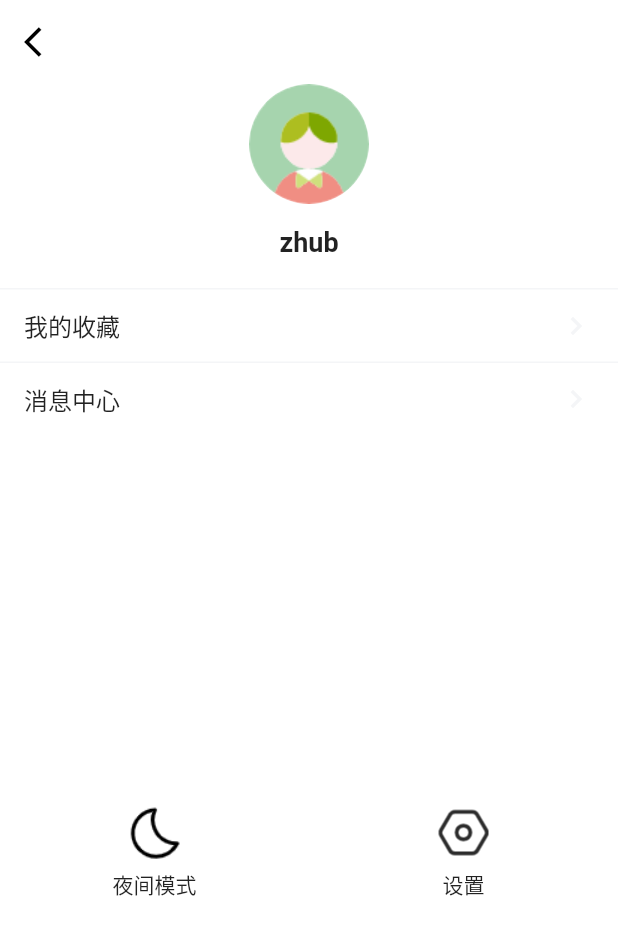
After one commit to zb1006801184/zhihudaily-flutter, a Flutter app: the Mine screen opened by its route, on a phone screen of 412 x 824 dp. The commit adds this screen. Shown: the top 935 px of the screen. Run offline on Flutter 3.47's test engine with Material 2 defaults, Android fonts, the phone set to English and light mode, and no system bars; our stand-ins replace dio, flutter_easyrefresh, flutter_swiper, fluttertoast, shared_preferences, webview_flutter; accounts and stored records are empty; network calls fail.

Commit message:
完善个人中心

```diff
--- a/lib/routes.dart
+++ b/lib/routes.dart
@@ -1,10 +1,14 @@
 import 'package:flutter/material.dart';
 import './routes/root.dart';
 import 'routes/news_detail.dart';
+import 'routes/mine.dart';
+import 'routes/mine_message.dart';
 
 final routes = {
   '/root': (context, {arguments}) => Root(),
   '/NewsDetail': (context, {arguments}) => NewsDetail(),
+  '/Mine': (context, {arguments}) => Mine(),
+  '/MineMessage': (context, {arguments}) => MineMessage(),
 };
 
 var onGenerateRoute = (RouteSettings settings) {
--- /dev/null
+++ b/lib/routes/mine.dart
@@ -0,0 +1,145 @@
+import 'package:flutter/material.dart';
+import '../unitls/nav_bar_config.dart';
+import '../unitls/global.dart';
+
+class Mine extends StatefulWidget {
+  @override
+  _MineState createState() => _MineState();
+}
+
+class _MineState extends State<Mine> {
+
+
+//点击收藏和消息
+  _itemClick({String title}){
+    Navigator.of(context).pushNamed("/MineMessage",arguments: title);
+  }
+
+  @override
+  Widget build(BuildContext context) {
+    return Scaffold(
+      appBar: NavBarConfig().configAppBar("", context),
+      backgroundColor: Colors.white,
+      body: Container(
+        width: Global.ksWidth,
+        height: Global.ksHeight,
+        child: Column(
+          mainAxisAlignment: MainAxisAlignment.spaceBetween,
+          children: [
+            _buildTopWidget(),
+            _buildBottomWidget(),
+          ],
+        ),
+      ),
+    );
+  }
+
+  //头像和昵称
+  Widget _buildTopWidget() {
+    return Container(
+      child: Column(
+        children: [
+          Container(
+            height: 80,
+            width: 80,
+            decoration: BoxDecoration(
+              borderRadius: BorderRadius.circular(40),
+              image: new DecorationImage(
+                image: new AssetImage("images/mine_head.png"),
+                fit: BoxFit.cover,
+              ),
+            ),
+          ),
+          Container(
+            margin: EdgeInsets.only(top: 15),
+            child: Text(
+              "zhub",
+              style: TextStyle(fontSize: 18, fontWeight: FontWeight.w600),
+            ),
+          ),
+          _lines(top: 20),
+          _buildItem(title: '我的收藏'),
+          _lines(),
+          _buildItem(title: '消息中心'),
+        ],
+      ),
+    );
+  }
+
+  //lines
+  Widget _lines({double top = 0.0}) {
+    return Container(
+      margin: EdgeInsets.only(top: top),
+      height: 1,
+      width: Global.ksWidth,
+      color: Color(0xfff4f5f7),
+    );
+  }
+
+  //列表item
+  Widget _buildItem({String title}) {
+    return InkWell(
+      child: Container(
+      height: 48,
+      width: Global.ksWidth,
+      child: Row(
+        mainAxisAlignment: MainAxisAlignment.spaceBetween,
+        children: [
+          Container(
+            margin: EdgeInsets.only(left: 16),
+            child: Text(
+              title,
+              style: TextStyle(fontSize: 16),
+            ),
+          ),
+          Container(
+            margin: EdgeInsets.only(
+              right: 16,
+            ),
+            child: Icon(
+              Icons.keyboard_arrow_right,
+              color: Color(0xFFf4f5f7),
+            ),
+          ),
+        ],
+      ),
+    ),
+    onTap: (){
+    _itemClick(title: title);
+    },
+    );
+  }
+
+  Widget _buildBottomWidget() {
+    Widget _buildIcon({String title, String icon}) {
+      return Container(
+        width: 65,
+        height: 65,
+        child: Column(
+          mainAxisAlignment: MainAxisAlignment.spaceBetween,
+          children: [
+            Image(
+              image: AssetImage(icon),
+              height: 40,
+              width: 40,
+            ),
+            Container(
+              child: Text(title),
+            ),
+          ],
+        ),
+      );
+    }
+
+    return Container(
+      margin: EdgeInsets.only(bottom: Global.ksBottomBar),
+      child: Row(
+        mainAxisAlignment: MainAxisAlignment.spaceAround,
+        children: [
+          _buildIcon(title: '夜间模式', icon: 'images/mine_night.png'),
+          _buildIcon(title: '设置', icon: 'images/mine_setting.png'),
+        ],
+      ),
+    );
+  }
+}
--- a/lib/unitls/nav_bar_config.dart
+++ b/lib/unitls/nav_bar_config.dart
@@ -1,14 +1,16 @@
 import 'package:flutter/material.dart';
 
 class NavBarConfig {
-  AppBar configAppBar(String title) {
+  AppBar configAppBar(String title,BuildContext context) {
     return AppBar(
       title: Text(
         title,
         style: TextStyle(color: Colors.black, fontSize: 16),
       ),
-      leading: Text(''),
-      backgroundColor: Color(0xFFf4f5f7),
+      leading: IconButton(icon: Icon(Icons.arrow_back_ios,color: Colors.black,), onPressed: (){
+        Navigator.pop(context);
+      }),
+      backgroundColor: Colors.white,
       elevation: 0, //阴影辐射范围
       brightness: Brightness.light,
     );
--- a/lib/widgets/home_appbar.dart
+++ b/lib/widgets/home_appbar.dart
@@ -57,7 +57,11 @@ class HomeAppBar {
               ),
               IconButton(
                 color: Colors.grey,
-                icon: Icon(Icons.settings),
+                icon: Image(
+                  image: AssetImage("images/mine_head.png"),
+                  width: 30,
+                  height: 30,
+                ),
                 onPressed: rightAction,
               ),
             ],
--- a/pubspec.yaml
+++ b/pubspec.yaml
@@ -64,8 +64,8 @@ flutter:
   uses-material-design: true
 
   # To add assets to your application, add an assets section, like this:
-  # assets:
-    # - images/
+  assets:
+    - images/
   #   - images/a_dot_ham.jpeg
 
   # An image asset can refer to one or more resolution-specific "variants", see
```
Also changed, not shown: lib/common/common_tool.dart (+9 -0 lines), lib/routes/mine_message.dart (added, +20 -0 lines), lib/routes/root.dart (+18 -11 lines), images/mine_day.png (added), images/mine_head.png (added), images/mine_night.png (added), images/mine_setting.png (added).
